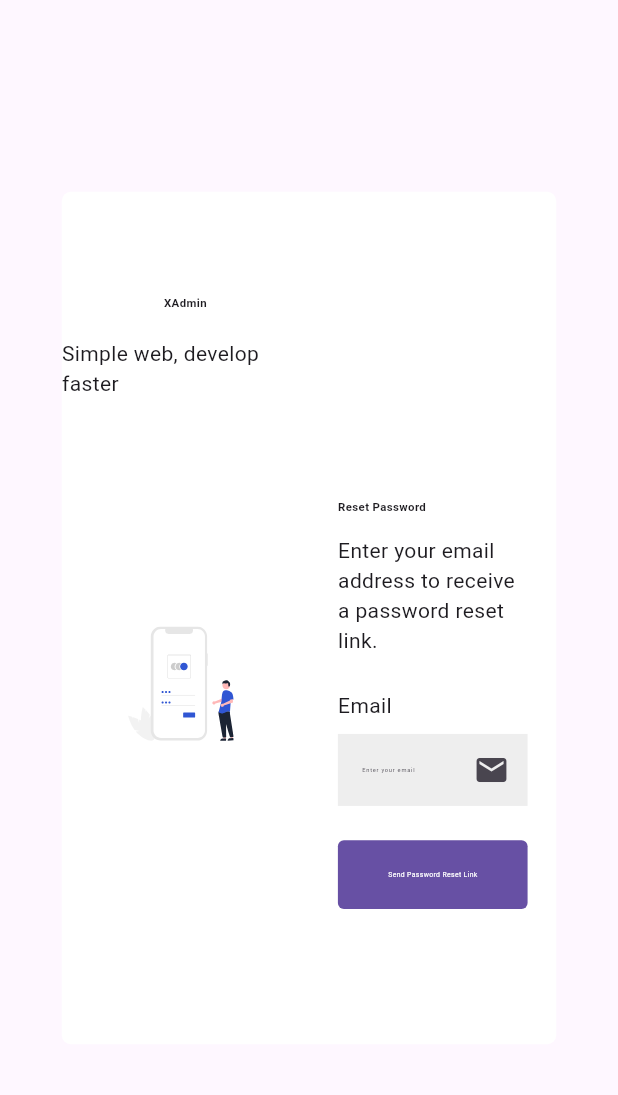
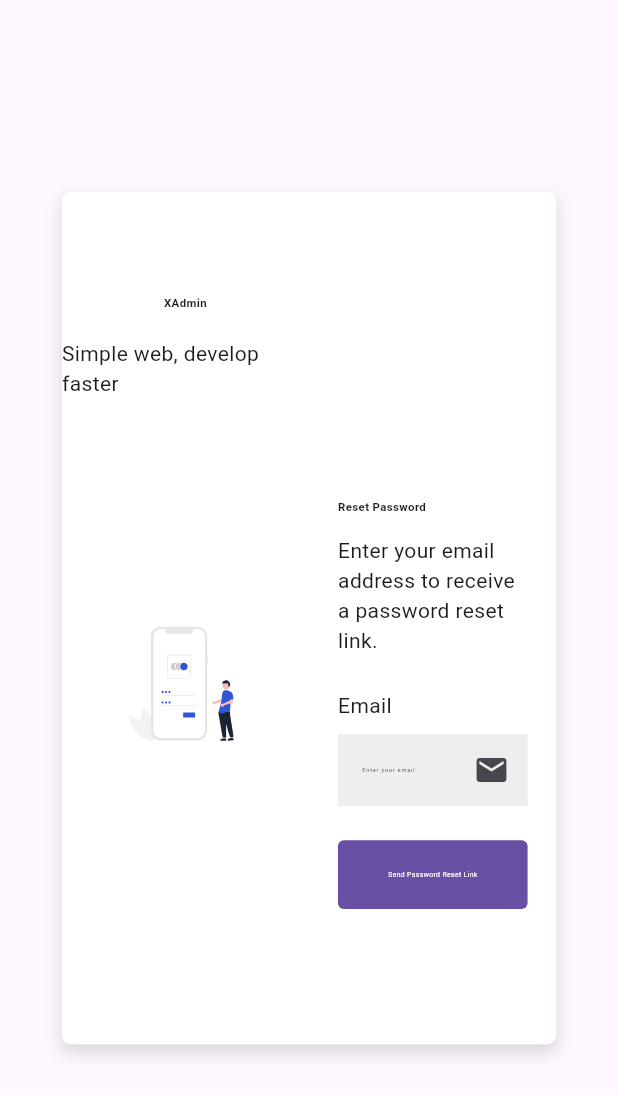
Before and after one commit to FlutterFlareLine/FlareLine, a Flutter app: the ResetPwdWidget screen opened directly, on a phone screen of 412 x 824 dp. Shown: the top 1095 px of the screen. Run offline on Flutter 3.47's test engine with Material 3 defaults, Android fonts, the phone set to English and light mode, and no system bars; our stand-ins replace calendar_date_picker2, file_picker, flutter_screenutil, flutter_svg, get_storage, getwidget and 4 more; missing offline and left inert: flutter_dropzone; accounts and stored records are empty; network calls fail.

Commit message:
fix card

```diff
--- a/lib/components/card/white_card.dart
+++ b/lib/components/card/white_card.dart
@@ -13,7 +13,16 @@ class WhiteCard extends StatelessWidget {
     Widget card = Container(
       padding: padding,
       decoration: BoxDecoration(
-          color: Colors.white, borderRadius: BorderRadius.circular(6)),
+          color: Colors.white, borderRadius: BorderRadius.circular(6),
+          boxShadow: [
+            BoxShadow(
+                color: Colors.black12,
+                offset: Offset(0.0, 5.0), //阴影xy轴偏移量
+                blurRadius: 8.0, //阴影模糊程度
+                spreadRadius: 1 //阴影扩散程度
+            )
+          ]
+      ),
       child: child,
     );
     return (isAutoHeight ?? false)
--- a/lib/pages/ecommerce.dart
+++ b/lib/pages/ecommerce.dart
@@ -29,6 +29,7 @@ class EcommercePage extends StatelessWidget {
                 child: _lineChart(),
                 flex: 2,
               ),
+              SizedBox(width: 16.w,),
               Expanded(
                 child: _barChart(),
                 flex: 1,
@@ -49,6 +50,7 @@ class EcommercePage extends StatelessWidget {
                 ),
                 flex: 2,
               ),
+              SizedBox(width: 16.w,),
               Expanded(
                 child: WhiteCard(
                   child: MapChartWidget(),
@@ -69,6 +71,7 @@ class EcommercePage extends StatelessWidget {
                   child: TopChannelWidget(),
                   flex: 2,
                 ),
+                SizedBox(width: 16.w,),
                 Expanded(child: ChatsWidget(), flex: 1),
               ],
             ))
@@ -81,9 +84,12 @@ class EcommercePage extends StatelessWidget {
       children: [
         _itemCardWidget(
             Icons.data_object, '\$3.456K', 'Total views', '0.43%', true),
+        SizedBox(width: 16.w,),
         _itemCardWidget(
             Icons.shopping_cart, '\$45.2K', 'Total Profit', '0.43%', true),
+        SizedBox(width: 16.w,),
         _itemCardWidget(Icons.group, '2.450', 'Total Product', '0.43%', true),
+        SizedBox(width: 16.w,),
         _itemCardWidget(
             Icons.security_rounded, '3.456', 'Total Users', '0.43%', false),
       ],
--- a/lib/pages/profile.dart
+++ b/lib/pages/profile.dart
@@ -160,6 +160,7 @@ class ProfilePage extends LayoutWidget {
                 'Follow me on',
                 style: TextStyle(fontSize: 10.sp),
               ),
+              SizedBox(height: 30.h,)
             ],
           ),
         )
```
